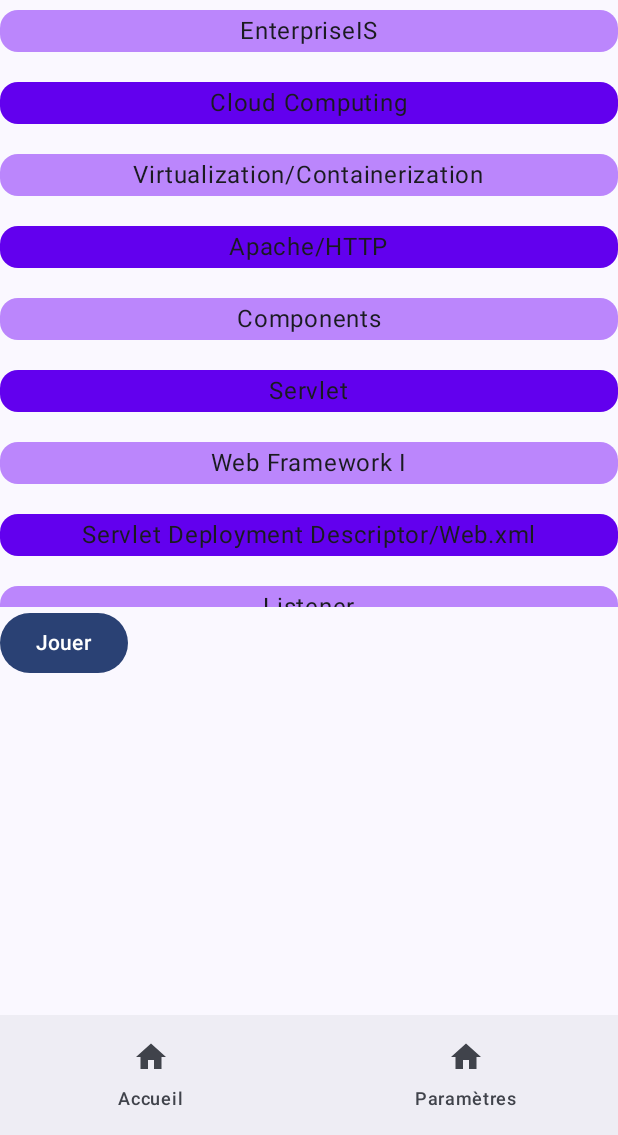
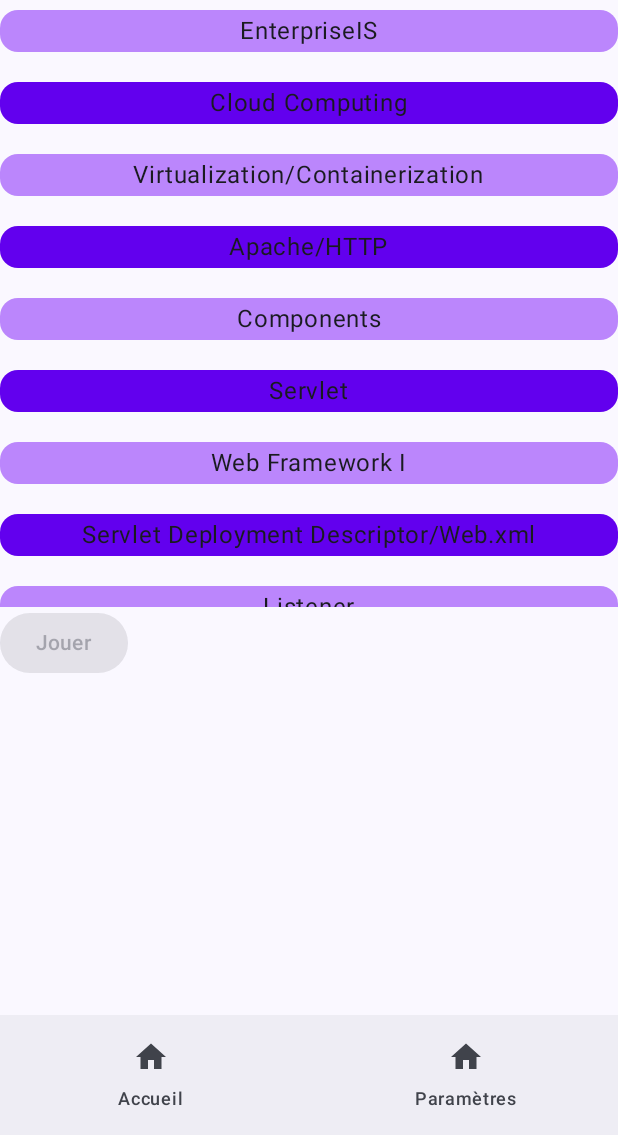
Before and after one commit to ImAliant/si-learning, an Android app built with Jetpack Compose: the screen it shows after launch (MainActivity), on a phone screen of 412 x 824 dp, the part 101-1236 px from its top. Run offline under Robolectric (Android 15) with nearby library versions, the phone set to English and light mode, and no system bars; our stand-ins replace Room's generated code.

```diff
--- a/app/src/main/java/fr/diamant/silearning/MainActivity.kt
+++ b/app/src/main/java/fr/diamant/silearning/MainActivity.kt
@@ -26,6 +26,8 @@ import androidx.compose.ui.tooling.preview.Preview
 import androidx.navigation.NavController
 import androidx.navigation.NavDestination.Companion.hierarchy
 import androidx.navigation.compose.rememberNavController
+import fr.diamant.silearning.navigation.NavigationDestinations
+import fr.diamant.silearning.navigation.NavigationGraph
 import fr.diamant.silearning.ui.theme.SILearningTheme
 
 class MainActivity : ComponentActivity() {
--- /dev/null
+++ b/app/src/main/java/fr/diamant/silearning/error/Error.kt
@@ -0,0 +1,28 @@
+package fr.diamant.silearning.error
+
+import android.content.Context
+import androidx.compose.material3.SnackbarHostState
+import androidx.compose.runtime.Composable
+import androidx.compose.runtime.LaunchedEffect
+import androidx.compose.ui.platform.LocalContext
+import fr.diamant.silearning.R
+
+@Composable
+fun ErrorHandler(error: ErrorType, snackbarHostState: SnackbarHostState) {
+    val context = LocalContext.current
+
+    LaunchedEffect(error) {
+        checkError(error, context, snackbarHostState)
+    }
+}
+
+private suspend fun checkError(error: ErrorType, context: Context, snackbarHostState: SnackbarHostState) {
+    when (error) {
+        ErrorType.NO_CATEGORY_SELECTED -> {
+            snackbarHostState.showSnackbar(context.getString(R.string.no_category_selected))
+        }
+        else -> {
+            // Do nothing
+        }
+    }
+}
--- /dev/null
+++ b/app/src/main/java/fr/diamant/silearning/error/ErrorType.kt
@@ -0,0 +1,6 @@
+package fr.diamant.silearning.error
+
+enum class ErrorType {
+    DEFAULT,
+    NO_CATEGORY_SELECTED
+}
--- a/app/src/main/java/fr/diamant/silearning/NavigationGraph.kt
+++ b/app/src/main/java/fr/diamant/silearning/navigation/NavigationGraph.kt
@@ -1,14 +1,18 @@
-package fr.diamant.silearning
+package fr.diamant.silearning.navigation
 
-import android.content.Context
 import androidx.compose.foundation.layout.PaddingValues
 import androidx.compose.material3.SnackbarHostState
 import androidx.compose.runtime.Composable
 import androidx.compose.ui.Modifier
-import androidx.compose.ui.platform.LocalContext
 import androidx.navigation.NavHostController
+import androidx.navigation.NavType
 import androidx.navigation.compose.NavHost
 import androidx.navigation.compose.composable
+import androidx.navigation.navArgument
+import fr.diamant.silearning.navigation.route.GAME
+import fr.diamant.silearning.navigation.route.HOME
+import fr.diamant.silearning.navigation.route.SETTINGS
+import fr.diamant.silearning.ui.game.GameScreen
 import fr.diamant.silearning.ui.home.HomeScreen
 import fr.diamant.silearning.ui.settings.SettingsScreen
 
@@ -20,15 +24,23 @@ fun NavigationGraph(navController: NavHostController, padding: PaddingValues, sn
         modifier = modifier
     ) {
         composable(NavigationDestinations.Home.route) {
-            HomeScreen(navController, padding)
+            HomeScreen(navController, padding, snackbarHostState)
         }
         composable(NavigationDestinations.Settings.route) {
             SettingsScreen(navController, padding)
+        }
+
+        composable(
+            route = NavigationDestinations.Game.route + "/{categoryId}",
+            arguments = listOf(navArgument("categoryId") { type = NavType.IntType })
+        ) {
+            GameScreen(navController, padding, it.arguments?.getInt("categoryId"))
         }
     }
 }
 
 sealed class NavigationDestinations(val route: String) {
-    data object Home : NavigationDestinations("accueil")
-    data object Settings : NavigationDestinations("paramètres")
+    data object Home : NavigationDestinations(HOME)
+    data object Settings : NavigationDestinations(SETTINGS)
+    data object Game : NavigationDestinations(GAME)
 }
--- /dev/null
+++ b/app/src/main/java/fr/diamant/silearning/navigation/route/Routes.kt
@@ -0,0 +1,5 @@
+package fr.diamant.silearning.navigation.route
+
+const val HOME = "accueil"
+const val SETTINGS = "paramètres"
+const val GAME = "jeu"
--- a/app/src/main/java/fr/diamant/silearning/ui/home/HomeScreen.kt
+++ b/app/src/main/java/fr/diamant/silearning/ui/home/HomeScreen.kt
@@ -12,8 +12,10 @@ import androidx.compose.foundation.lazy.itemsIndexed
 import androidx.compose.material3.Button
 import androidx.compose.material3.Card
 import androidx.compose.material3.CardDefaults
+import androidx.compose.material3.SnackbarHostState
 import androidx.compose.material3.Text
 import androidx.compose.runtime.Composable
+import androidx.compose.runtime.getValue
 import androidx.compose.ui.Modifier
 import androidx.compose.ui.platform.LocalContext
 import androidx.compose.ui.res.colorResource
@@ -22,16 +24,28 @@ import androidx.lifecycle.viewmodel.compose.viewModel
 import androidx.navigation.NavController
 import fr.diamant.silearning.R
 import fr.diamant.silearning.data.entity.Category
+import fr.diamant.silearning.error.ErrorHandler
 import fr.diamant.silearning.viewmodel.home.HomeViewModel
 
 @Composable
-fun HomeScreen(navController: NavController, paddingValues: PaddingValues, model: HomeViewModel = viewModel()) {
+fun HomeScreen(
+    navController: NavController,
+    paddingValues: PaddingValues,
+    snackbarHostState: SnackbarHostState,
+    model: HomeViewModel = viewModel()
+) {
+    val selected by model.selectedCategories
+
+    val error by model.error
+
+    ErrorHandler(error, snackbarHostState)
+
     Column {
         ShowCategories(model)
 
         Button(
-            enabled = true, // TODO : Add logic to enable/disable button
-            onClick = playSelected(navController)
+            enabled = selected != null,
+            onClick = { model.playSelected(navController) }
         ) {
             Text(text = LocalContext.current.getString(R.string.play))
         }
@@ -60,7 +74,7 @@ private fun ListCategory(index: Int, category: Category, model: HomeViewModel) {
         else -> colorResource(id = R.color.purple_500)
     }
 
-    Card( // TODO: Add logic for card click
+    Card(
         onClick = { model.updateSelection(category) },
         modifier = Modifier.fillMaxHeight(),
         colors = CardDefaults.cardColors(containerColor)
@@ -73,7 +87,3 @@ private fun ListCategory(index: Int, category: Category, model: HomeViewModel) {
         }
     }
 }
-
-private fun playSelected(navController: NavController): () -> Unit = {
-    navController.navigate("play")
-}
--- a/app/src/main/res/values/strings.xml
+++ b/app/src/main/res/values/strings.xml
@@ -1,4 +1,5 @@
 <resources>
     <string name="app_name">SILearning</string>
     <string name="play">Jouer</string>
+    <string name="no_category_selected">Aucune catégorie sélectionnée</string>
 </resources>
```
Also changed, not shown: app/src/main/java/fr/diamant/silearning/ui/game/GameScreen.kt (added, +18 -0 lines), app/src/main/java/fr/diamant/silearning/viewmodel/game/GameViewModel.kt (added, +8 -0 lines), app/src/main/java/fr/diamant/silearning/viewmodel/home/HomeViewModel.kt (+13 -1 lines).
